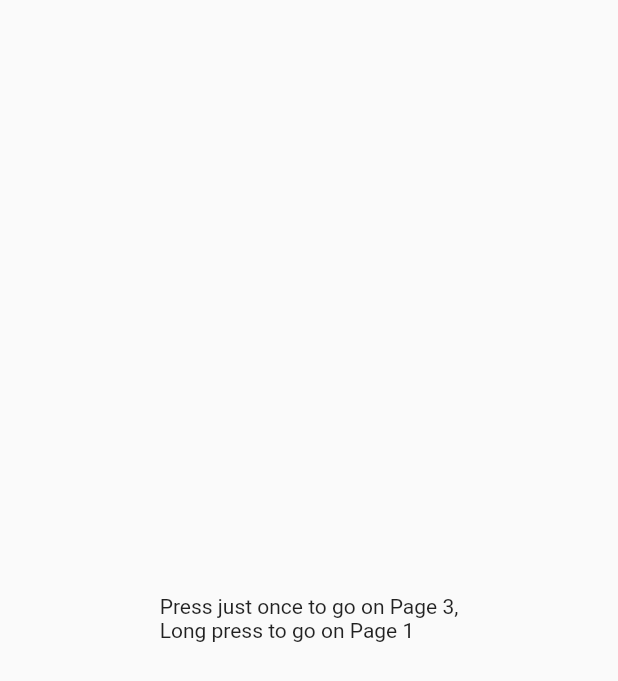
After one commit to meetjanani-simformsolutions/webview_flutter_app, a Flutter app: the screen it shows after launch, after a tap on "Page 1 Screen", on a phone screen of 412 x 824 dp. The commit adds this screen. Shown: the top 681 px of the screen. Run offline on Flutter 3.47's test engine with Material 2 defaults, Android fonts, the light colour scheme and no system bars; our stand-ins replace go_router, js; missing offline and left inert: dart:js, dart:js_util.

Commit message:
URL Navigation with GoRouter & Native Navigator

```diff
--- /dev/null
+++ b/lib/go_router/go_router_routes.dart
@@ -0,0 +1,24 @@
+import 'package:flutter/material.dart';
+import 'package:go_router/go_router.dart';
+import 'package:webview_flutter_app/go_router/page_1_screen.dart';
+import 'package:webview_flutter_app/go_router/page_2_screen.dart';
+import 'package:webview_flutter_app/go_router/page_3_screen.dart';
+
+class GoRoutes {
+  static GoRouter router = GoRouter(
+    routes: <GoRoute>[
+      GoRoute(
+        path: '/',
+        builder: (BuildContext context, GoRouterState state) => Page1Screen(),
+      ),
+      GoRoute(
+        path: '/page2',
+        builder: (BuildContext context, GoRouterState state) => Page2Screen(),
+      ),
+      GoRoute(
+        path: '/page3',
+        builder: (BuildContext context, GoRouterState state) => Page3Screen(),
+      ),
+    ],
+  );
+}
--- /dev/null
+++ b/lib/go_router/page_1_screen.dart
@@ -0,0 +1,24 @@
+import 'package:flutter/material.dart';
+import 'package:go_router/go_router.dart';
+import 'package:webview_flutter_app/go_router/page_2_screen.dart';
+
+class Page1Screen extends StatelessWidget {
+  static const String route = '/page1';
+  const Page1Screen();
+
+  @override
+  Widget build(BuildContext context) {
+    return Scaffold(
+      body: Center(
+        child: Container(
+          child: InkWell(
+            onTap: (){
+              Navigator.of(context).pushNamed(Page2Screen.route);
+              // context.go('/page2');
+            },
+              child: Text('Page 1 Screen')),
+        ),
+      ),
+    );
+  }
+}
--- /dev/null
+++ b/lib/go_router/page_2_screen.dart
@@ -0,0 +1,28 @@
+import 'package:flutter/material.dart';
+import 'package:go_router/go_router.dart';
+import 'package:webview_flutter_app/go_router/page_1_screen.dart';
+import 'package:webview_flutter_app/go_router/page_3_screen.dart';
+class Page2Screen extends StatelessWidget {
+  static const String route = '/page2';
+  const Page2Screen();
+
+  @override
+  Widget build(BuildContext context) {
+    return Scaffold(
+      body: Center(
+        child: Container(
+          child: InkWell(
+            onTap: (){
+              Navigator.of(context).pushNamed(Page3Screen.route);
+              // context.go(Page3Screen.route);
+            },
+              onLongPress: (){
+                Navigator.of(context).pushNamed(Page1Screen.route);
+                // context.go(Page1Screen.route);
+              },
+              child: Text('Press just once to go on Page 3,\nLong press to go on Page 1')),
+        ),
+      ),
+    );
+  }
+}
--- a/lib/main.dart
+++ b/lib/main.dart
@@ -1,5 +1,9 @@
 
 import 'package:flutter/material.dart';
+import 'package:webview_flutter_app/go_router/go_router_routes.dart';
+import 'package:webview_flutter_app/go_router/page_1_screen.dart';
+import 'package:webview_flutter_app/normal_route/normal_routes.dart';
+import 'package:webview_flutter_app/responsive_widget.dart';
 import 'package:webview_flutter_app/webview_session.dart';
 
 void main() {
@@ -11,7 +15,14 @@ class MyApp extends StatelessWidget {
   Widget build(BuildContext context) {
     return MaterialApp(
       title: 'Flutter web session',
-      home: WebViewSession(),
+      routes: NormalRoutes.routes,
+      initialRoute: Page1Screen.route,
+    );
+    /// GO ROUTER
+    return MaterialApp.router(
+      routeInformationParser: GoRoutes.router.routeInformationParser,
+      routerDelegate: GoRoutes.router.routerDelegate,
+      title: 'Flutter web session',
     );
   }
 }
--- /dev/null
+++ b/lib/normal_route/normal_routes.dart
@@ -0,0 +1,13 @@
+import 'package:flutter/material.dart';
+import 'package:flutter/material.dart';
+import 'package:webview_flutter_app/go_router/page_1_screen.dart';
+import 'package:webview_flutter_app/go_router/page_2_screen.dart';
+import 'package:webview_flutter_app/go_router/page_3_screen.dart';
+
+class NormalRoutes {
+  static Map<String, WidgetBuilder> routes = {
+    Page1Screen.route: (context) => Page1Screen(),
+    Page2Screen.route: (context) => Page2Screen(),
+    Page3Screen.route: (context) => Page3Screen(),
+  };
+}
--- a/pubspec.yaml
+++ b/pubspec.yaml
@@ -29,6 +29,8 @@ dependencies:
   # Use with the CupertinoIcons class for iOS style icons.
   cupertino_icons: ^1.0.0
   js:
+  responsive: ^0.3.11+11
+  go_router: ^3.1.1
 
 dev_dependencies:
   flutter_test:
```
Also changed, not shown: lib/go_router/page_3_screen.dart (added, +23 -0 lines), pubspec.lock, 1 other file.
